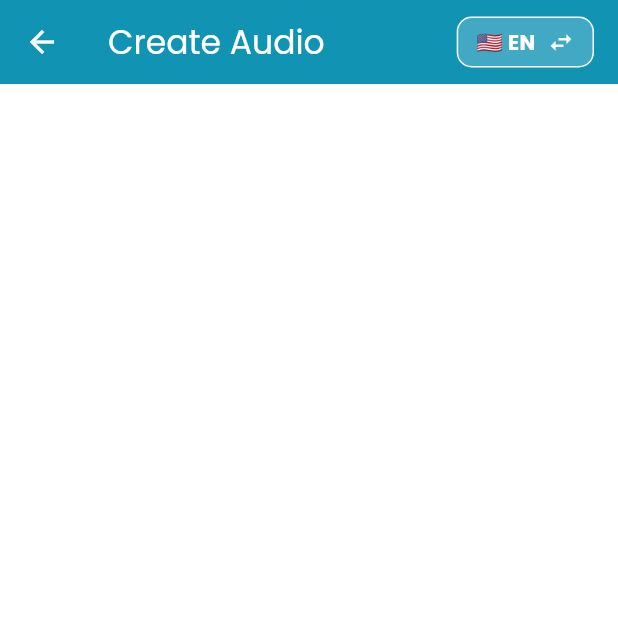
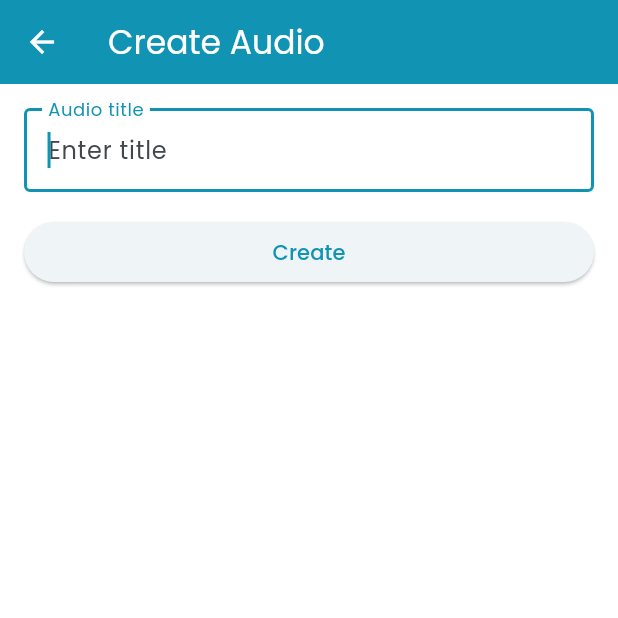
Before and after one commit to Sophavisnuka/Smean-Mobile-App, a Flutter app: the screen it shows after launch, after a tap on the "add" icon, on a phone screen of 412 x 824 dp, the top half of it. Run offline on Flutter 3.47's test engine with Material 3 defaults, Android fonts, the phone set to English and light mode, and no system bars; our stand-ins replace device_preview, google_fonts, introduction_screen, lottie, shared_preferences; project files that could hold a hidden picture were left out.

Commit message:
remove provider from homepage and search

```diff
--- a/lib/main.dart
+++ b/lib/main.dart
@@ -3,7 +3,6 @@ import 'package:device_preview/device_preview.dart';
 import 'package:google_fonts/google_fonts.dart';
 import 'package:provider/provider.dart';
 import 'package:smean_mobile_app/constants/app_colors.dart';
-import 'package:smean_mobile_app/providers/audio_provider.dart';
 import 'package:smean_mobile_app/providers/language_provider.dart';
 import 'package:smean_mobile_app/ui/screens/main_screen.dart';
 
@@ -14,9 +13,6 @@ void main() {
         ChangeNotifierProvider(
           create: (context) => LanguageProvider(),
         ),
-        ChangeNotifierProvider(
-          create: (context) => AudioProvider(),
-        )
       ],
       child: DevicePreview(builder: (context) => SmeanApp()),
     ),
@@ -29,12 +25,14 @@ class SmeanApp extends StatelessWidget {
   @override
   Widget build(BuildContext context) {
     final languageProvider = Provider.of<LanguageProvider>(context);
-
     final isKhmer = languageProvider.currentLocale.languageCode == 'km';
     final currentTextTheme = isKhmer
       ? GoogleFonts.kantumruyProTextTheme(Theme.of(context).textTheme)
       : GoogleFonts.poppinsTextTheme(Theme.of(context).textTheme);
-
+    // final auth = context.watch<AuthProvider>();
+    // if (!auth.isLoggedIn) {
+    //   return const LoginScreen();
+    // }
     return MaterialApp(
       title: "SMEAN",
       debugShowCheckedModeBanner: false,
--- a/lib/ui/screens/create_audio_screen.dart
+++ b/lib/ui/screens/create_audio_screen.dart
@@ -1,7 +1,6 @@
 import 'package:flutter/material.dart';
-import 'package:provider/provider.dart';
-import 'package:smean_mobile_app/providers/language_provider.dart';
-import 'package:smean_mobile_app/ui/widgets/language_switcher_button.dart';
+import 'package:uuid/uuid.dart';
+import 'package:smean_mobile_app/models/audio_class.dart';
 
 class CreateAudioScreen extends StatefulWidget {
   const CreateAudioScreen({super.key});
@@ -11,40 +10,58 @@ class CreateAudioScreen extends StatefulWidget {
 }
 
 class _CreateAudioScreenState extends State<CreateAudioScreen> {
-  final _titleController = TextEditingController();
+  final _titleCtrl = TextEditingController();
+  bool _saving = false;
 
-  @override
-  void initState() {
-    // TODO: implement initState
-    super.initState();
-    // _titleController.text = TextEditingController();
+  void _save() {
+    final title = _titleCtrl.text.trim();
+    if (title.isEmpty) return;
+
+    setState(() => _saving = true);
+
+    final record = AudioRecord(
+      audioId: const Uuid().v4(),
+      audioTitle: title,
+      createdAt: DateTime.now(), // adjust if your model uses DateTime
+      filePath: '', // empty for now (no recording yet)
+    );
+
+    Navigator.pop(context, record);
   }
 
   @override
   void dispose() {
-    // TODO: implement dispose
+    _titleCtrl.dispose();
     super.dispose();
-    _titleController.dispose();
   }
 
   @override
   Widget build(BuildContext context) {
-    final languageProvider = Provider.of<LanguageProvider>(context);
-    final isKhmer = languageProvider.currentLocale.languageCode == 'km';
     return Scaffold(
-      appBar: AppBar(
-        title: Text('Create Audio'),
-        actions: const [
-          Padding(
-            padding: EdgeInsets.only(right: 16.0),
-            child: LanguageSwitcherButton(),
-          ),
-        ],
-      ),
+      appBar: AppBar(title: const Text('Create Audio')),
       body: Padding(
-        padding: EdgeInsets.all(10),
+        padding: const EdgeInsets.all(16),
         child: Column(
-
+          children: [
+            TextField(
+              controller: _titleCtrl,
+              autofocus: true,
+              decoration: const InputDecoration(
+                labelText: 'Audio title',
+                hintText: 'Enter title',
+                border: OutlineInputBorder(),
+              ),
+              onSubmitted: (_) => _save(),
+            ),
+            const SizedBox(height: 16),
+            SizedBox(
+              width: double.infinity,
+              child: ElevatedButton(
+                onPressed: _saving ? null : _save,
+                child: const Text('Create'),
+              ),
+            ),
+          ],
         ),
       ),
     );
--- a/lib/ui/screens/home_screen.dart
+++ b/lib/ui/screens/home_screen.dart
@@ -1,6 +1,5 @@
 import 'package:flutter/material.dart';
 import 'package:provider/provider.dart';
-import 'package:smean_mobile_app/providers/audio_provider.dart';
 import 'package:smean_mobile_app/models/audio_class.dart';
 import 'package:smean_mobile_app/providers/language_provider.dart';
 import 'package:smean_mobile_app/service/audio_service.dart';
@@ -19,9 +18,9 @@ class HomeScreen extends StatefulWidget {
 }
 
 class _HomeScreenState extends State<HomeScreen>{
-
+  String searchText = '';
+  final GlobalKey<SearchScreenState> _searchKey = GlobalKey<SearchScreenState>();
   final AudioService _audioService = AudioService();
-  String searchText = '';
   List<AudioRecord> _audios = [];
 
   @override
@@ -35,7 +34,6 @@ class _HomeScreenState extends State<HomeScreen>{
     setState(() {
       _audios = audios;
     });
-    Provider.of<AudioProvider>(context, listen: false).setAudios(audios);
   }
 
   Future<void> _editTitle(AudioRecord audio) async {
@@ -73,7 +71,6 @@ class _HomeScreenState extends State<HomeScreen>{
       final idx = _audios.indexWhere((a) => a.audioId == audio.audioId);
       if (idx == -1) return;
 
-      // no copyWith: create a new AudioRecord
       _audios[idx] = AudioRecord(
         audioId: _audios[idx].audioId,
         audioTitle: newTitle,
@@ -81,9 +78,6 @@ class _HomeScreenState extends State<HomeScreen>{
         filePath: _audios[idx].filePath,
       );
     });
-
-    Provider.of<AudioProvider>(context, listen: false).setAudios(_audios);
-
     await _audioService.saveAudios(_audios);
   }
   Future<void> _deleteCard(AudioRecord audio) async {
@@ -97,7 +91,6 @@ class _HomeScreenState extends State<HomeScreen>{
     );
 
     if (onConfirm != true) return;
-    final audioProvider = Provider.of<AudioProvider>(context, listen: false);
     final removedIndex = _audios.indexWhere((a) => a.audioId == audio.audioId);
     if (removedIndex == -1) return;
     final removedAudio = _audios[removedIndex];
@@ -105,19 +98,18 @@ class _HomeScreenState extends State<HomeScreen>{
     setState(() {
       _audios.removeAt(removedIndex);
     });
-    audioProvider.setAudios(_audios);
     await _audioService.saveAudios(_audios);
 
     ScaffoldMessenger.of(context).showSnackBar(
       SnackBar(
         content: Text('Removed ${removedAudio.audioTitle}'),
+        duration: Duration(seconds: 3),
         action: SnackBarAction(
           label: 'undo',
           onPressed: () async {
             setState(() {
               _audios.insert(removedIndex, removedAudio);
             });
-            audioProvider.setAudios(_audios);
             await _audioService.saveAudios(_audios);
           }
         ),
@@ -129,7 +121,6 @@ class _HomeScreenState extends State<HomeScreen>{
   Widget build(BuildContext context) {
     final languageProvider = Provider.of<LanguageProvider>(context);
     final isKhmer = languageProvider.currentLocale.languageCode == 'km';
-    final audios = context.watch<AudioProvider>().audios;
 
     return Scaffold(
       appBar: AppBar(
@@ -143,12 +134,17 @@ class _HomeScreenState extends State<HomeScreen>{
       ),
       floatingActionButton: FloatingActionButton(
         onPressed: () async{
-          final result = await Navigator.of(context).push(
+          final result = await Navigator.of(context).push<AudioRecord>(
             MaterialPageRoute(builder: (builder) => CreateAudioScreen())
           );
+
+          if (result == null) return;
+
           setState(() {
             _audios.add(result);
           });
+
+          await _audioService.saveAudios(_audios);
         },
         child: Icon(Icons.add),
         tooltip: 'Upload Audio',
@@ -164,7 +160,7 @@ class _HomeScreenState extends State<HomeScreen>{
               borderRadius: BorderRadius.circular(15),
               onTap: () {
                 Navigator.of(context).push(
-                  MaterialPageRoute(builder: (_) => const SearchScreen()),
+                  MaterialPageRoute(builder: (_) => SearchScreen(key: _searchKey)),
                 );
               },
               child: Container(
@@ -197,24 +193,24 @@ class _HomeScreenState extends State<HomeScreen>{
               ],
             ),
             SizedBox(height: 15),
-            audios.isEmpty ? Center(
+            _audios.isEmpty ? Center(
               child: Text(
                 'No Recent Records',
                 style: TextStyle(fontSize: 18, color: Colors.black),
               ),
             ) :
             ListView.separated(
-              itemCount: audios.length,
+              itemCount: _audios.length,
               shrinkWrap: true,
               physics: const NeverScrollableScrollPhysics(),
               separatorBuilder: (_,_) => SizedBox(height: 15),
               itemBuilder: (context, index) {
-                final audio = audios[index];
+                final audio = _audios[index];
                 return RecentActivityCard(
                     isKhmer: isKhmer,
                     audio: audio,
-                    onEdit: () => _editTitle(audios[index]),
-                    onDelete: () => _deleteCard(audios[index]),
+                    onEdit: () => _editTitle(_audios[index]),
+                    onDelete: () => _deleteCard(_audios[index]),
                   );
               },
             )
--- a/lib/ui/screens/main_screen.dart
+++ b/lib/ui/screens/main_screen.dart
@@ -16,6 +16,7 @@ enum ScreenTab{homeScreen, searchScreen, recordScreen, accountScreen}
 
 class _MainScreenState extends State<MainScreen> {
 
+  final GlobalKey<SearchScreenState> _searchKey = GlobalKey<SearchScreenState>();
   int currentIndex = 0;
 
   @override
@@ -25,7 +26,7 @@ class _MainScreenState extends State<MainScreen> {
         index: currentIndex,
         children: [
           HomeScreen(),
-          SearchScreen(),
+          SearchScreen(key: _searchKey),
           RecordScreen(),
           AccountScreen()
         ],
@@ -38,6 +39,9 @@ class _MainScreenState extends State<MainScreen> {
         onTap: (index) {
           setState(() {
             currentIndex = index;
+            if (index == 1) {
+              _searchKey.currentState?.reloadAudios();
+            }
           });
         },
         items: [
--- a/lib/ui/screens/search_screen.dart
+++ b/lib/ui/screens/search_screen.dart
@@ -1,26 +1,47 @@
 import 'package:flutter/material.dart';
 import 'package:provider/provider.dart';
-import 'package:smean_mobile_app/providers/audio_provider.dart';
+import 'package:smean_mobile_app/models/audio_class.dart';
 import 'package:smean_mobile_app/providers/language_provider.dart';
+import 'package:smean_mobile_app/service/audio_service.dart';
 import 'package:smean_mobile_app/ui/widgets/language_switcher_button.dart';
 
 class SearchScreen extends StatefulWidget {
   const SearchScreen({super.key});
 
   @override
-  State<SearchScreen> createState() => _SearchScreenState();
+  State<SearchScreen> createState() => SearchScreenState();
 }
 
-class _SearchScreenState extends State<SearchScreen> {
+class SearchScreenState extends State<SearchScreen> {
   String searchText = '';
+  List<AudioRecord> _audios = [];
+  final AudioService _audioService = AudioService();
+  bool _loading = true;
+
+  @override
+  void initState() {
+    super.initState();
+    reloadAudios(); // initial load
+  }
+
+  Future<void> reloadAudios() async {
+    // setState(() {
+    //   _loading =
+    // });
+    final audio = await _audioService.loadAudios();
+    setState(() {
+      _audios = audio;
+      _loading = false;
+    });
+  }
 
   @override
   Widget build(BuildContext context) {
     final languageProvider = Provider.of<LanguageProvider>(context);
     final isKhmer = languageProvider.currentLocale.languageCode == 'km';
-    final audios = context.watch<AudioProvider>().audios;
+    // final audios = _audios;
 
-    final filteredAudios = audios.where((audio) =>
+    final filteredAudios = _audios.where((audio) =>
       audio.audioTitle.toLowerCase().contains(searchText.toLowerCase())
     ).toList();
 
@@ -60,7 +81,9 @@ class _SearchScreenState extends State<SearchScreen> {
             SizedBox(height: 24),
             // Placeholder for results
             Expanded(
-              child: filteredAudios.isEmpty ?
+              child: _loading ? Center(
+                child: CircularProgressIndicator(),
+              ) : filteredAudios.isEmpty ?
               Center(
                 child: Text(
                   'No result found',
```
Also changed, not shown: lib/data/user_repository.dart (added, +109 -0 lines), lib/models/user_class.dart (+22 -4 lines), lib/providers/audio_provider.dart (deleted, +0 -25 lines), lib/ui/screens/login_screen.dart (added, +74 -0 lines), lib/ui/screens/register_screen.dart (added, +59 -0 lines), pubspec.yaml (+4 -3 lines), pubspec.lock, 1 other file.
